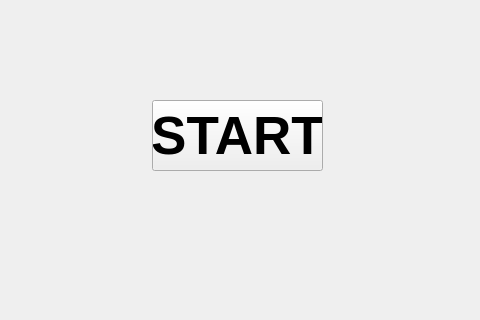
Old version of the form A9/window.ui in the repository DarkoAdair/Projects; both pictures show x 148 to 628 and y 280 to 600 of the 800 by 600 pixel window.
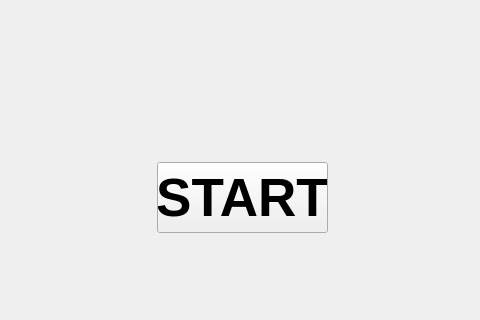
New version of the form.

```diff
--- a/A9/window.ui
+++ b/A9/window.ui
@@ -17,8 +17,8 @@
    <widget class="QPushButton" name="pushButton">
     <property name="geometry">
      <rect>
-      <x>300</x>
-      <y>380</y>
+      <x>305</x>
+      <y>442</y>
       <width>171</width>
       <height>71</height>
      </rect>
```
